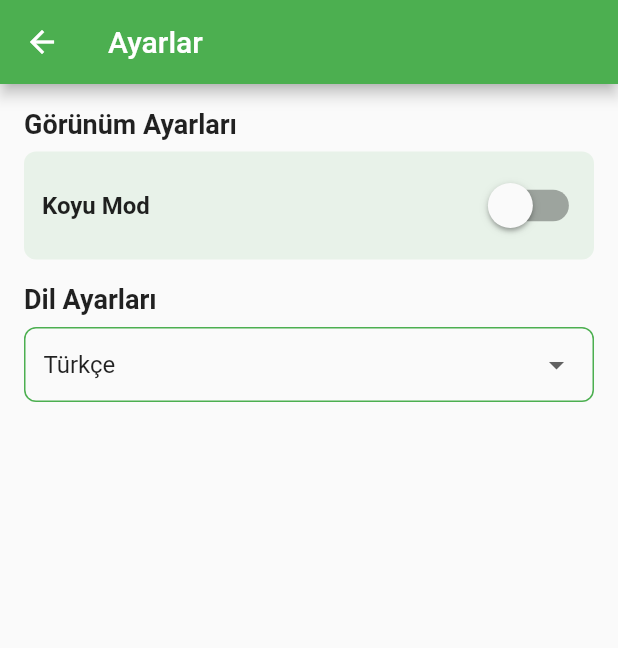
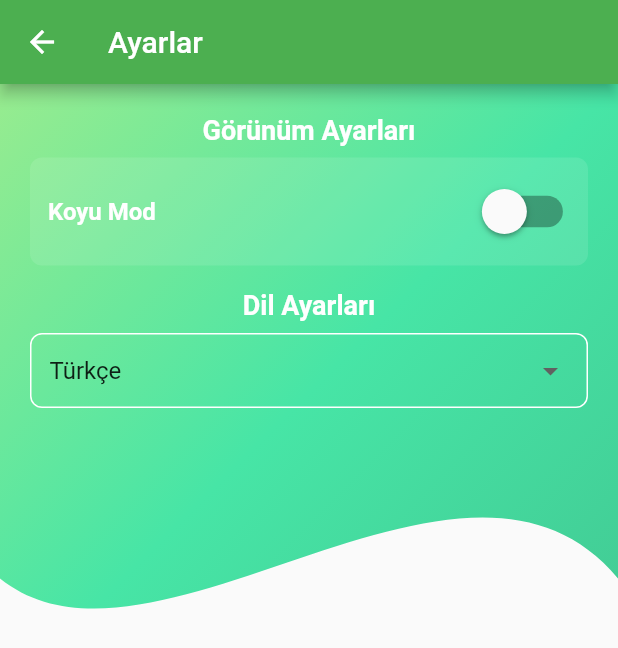
Before and after one commit to YusufsKaygusuz/Alertji-App, a Flutter app: the SettingsPage screen opened directly, on a phone screen of 412 x 824 dp. Shown: the top 648 px of the screen. Run offline on Flutter 3.47's test engine with Material 2 defaults, Android fonts, the phone set to English and light mode, and no system bars; our stand-ins replace cloud_firestore, firebase_auth, firebase_core, flutter_signin_button, google_sign_in, introduction_screen and 1 more; missing offline and left inert: molten_navigationbar_flutter; accounts and stored records are empty.

Commit message:
settings UI

```diff
--- a/lib/view/home/profile/settings/view/settings_view.dart
+++ b/lib/view/home/profile/settings/view/settings_view.dart
@@ -1,5 +1,7 @@
 import 'package:alertji_app/view/home/profile/view/profie_view.dart';
 import 'package:flutter/material.dart';
+
+import '../../../../../product/widget/draw_clip.dart';
 
 class SettingsPage extends StatefulWidget {
   const SettingsPage({super.key});
@@ -27,19 +29,27 @@ class _SettingsPageState extends State<SettingsPage> {
           },
         ),
       ),
-      body: Padding(
-        padding: const EdgeInsets.all(16.0),
+      body: Column(
+        crossAxisAlignment: CrossAxisAlignment.start,
+        children: [
+          Stack(
+            children: [
+              CustomGradientClip(),
+              Padding(
+                padding: const EdgeInsets.all(20.0),
                 child: Column(
-          crossAxisAlignment: CrossAxisAlignment.start,
                   children: [
                     const Text(
                       'Görünüm Ayarları',
-              style: TextStyle(fontSize: 18, fontWeight: FontWeight.bold),
+                      style: TextStyle(
+                          fontSize: 18,
+                          fontWeight: FontWeight.bold,
+                          color: Colors.white),
                     ),
                     const SizedBox(height: 8.0),
                     Container(
                       decoration: BoxDecoration(
-                color: Colors.green.withOpacity(0.1),
+                        color: Colors.white.withOpacity(0.1),
                         borderRadius: BorderRadius.circular(8.0),
                       ),
                       padding: const EdgeInsets.all(12.0),
@@ -47,7 +57,9 @@ class _SettingsPageState extends State<SettingsPage> {
                         title: Text(
                           isDarkModeEnabled ? 'Açık Mod' : 'Koyu Mod',
                           style: const TextStyle(
-                      fontSize: 16, fontWeight: FontWeight.bold),
+                              fontSize: 16,
+                              fontWeight: FontWeight.bold,
+                              color: Colors.white),
                         ),
                         trailing: Transform.scale(
                           scale: 1.5,
@@ -58,8 +70,8 @@ class _SettingsPageState extends State<SettingsPage> {
                                 isDarkModeEnabled = value ?? false;
                               });
                             },
-                    activeColor: Colors.green,
-                    activeTrackColor: Colors.green.withOpacity(0.3),
+                            activeColor: Colors.white,
+                            activeTrackColor: Colors.white.withOpacity(0.3),
                           ),
                         ),
                         contentPadding: EdgeInsets.zero,
@@ -69,13 +81,16 @@ class _SettingsPageState extends State<SettingsPage> {
                     const SizedBox(height: 16.0),
                     const Text(
                       'Dil Ayarları',
-              style: TextStyle(fontSize: 18, fontWeight: FontWeight.bold),
+                      style: TextStyle(
+                          fontSize: 18,
+                          fontWeight: FontWeight.bold,
+                          color: Colors.white),
                     ),
                     const SizedBox(height: 8.0),
                     Container(
                       decoration: BoxDecoration(
                         borderRadius: BorderRadius.circular(8.0),
-                border: Border.all(color: Colors.green),
+                        border: Border.all(color: Colors.white),
                       ),
                       padding: const EdgeInsets.symmetric(horizontal: 12.0),
                       child: DropdownButtonFormField<String>(
@@ -100,6 +115,10 @@ class _SettingsPageState extends State<SettingsPage> {
                   ],
                 ),
               ),
+            ],
+          ),
+        ],
+      ),
     );
   }
 }
--- a/lib/view/home/profile/viewmodel/body.dart
+++ b/lib/view/home/profile/viewmodel/body.dart
@@ -1,4 +1,3 @@
-import 'dart:io';
 import 'package:alertji_app/view/authenticate/login/view/login_view.dart';
 import 'package:alertji_app/view/home/profile/settings/view/settings_view.dart';
 import 'package:alertji_app/view/home/profile/support/support_view.dart';
```
Also changed, not shown: lib/view/home/profile/support/support_view.dart (+22 -39 lines). Lines whose indentation alone changed are shown as unchanged.
